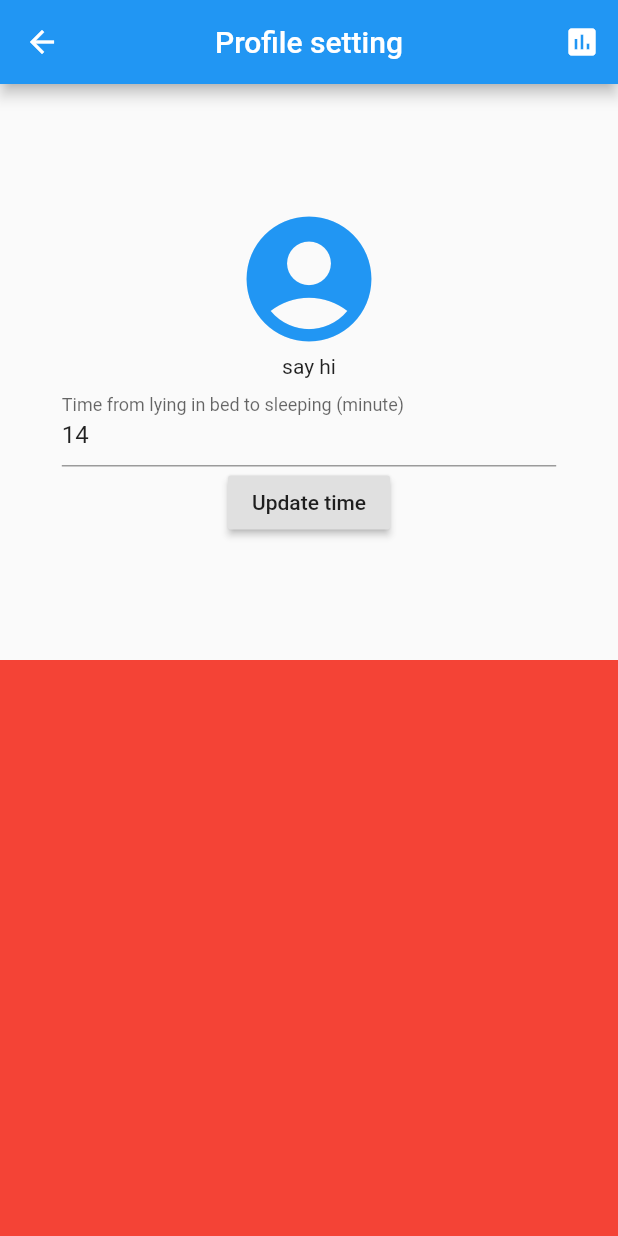
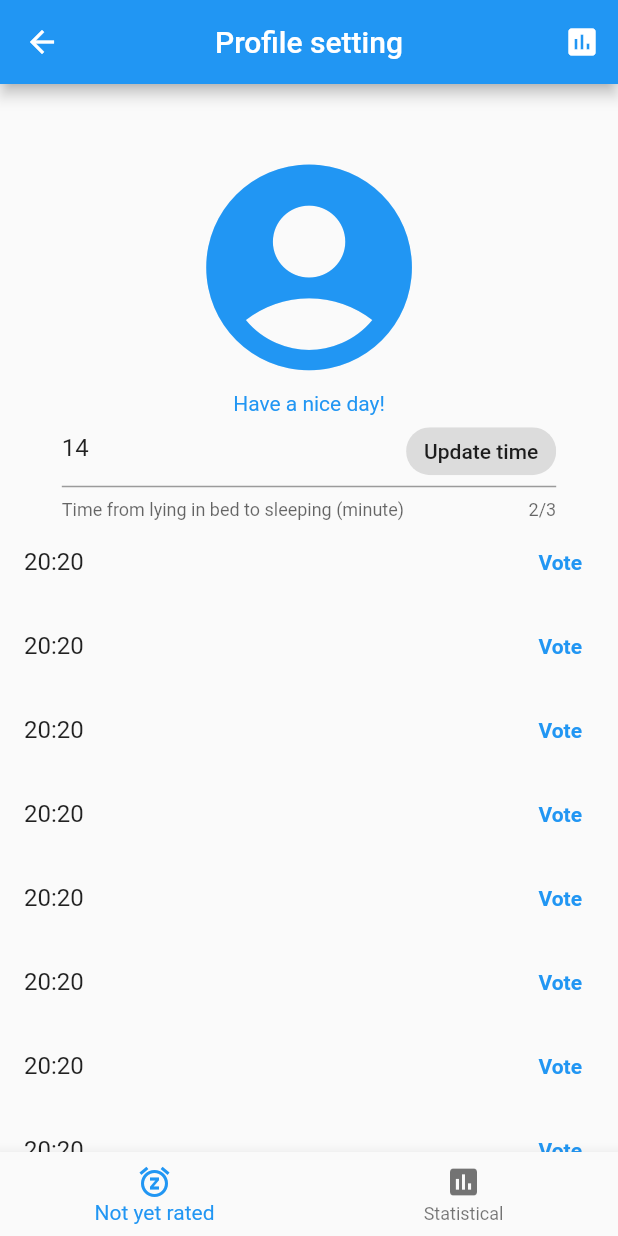
Before and after one commit to tbm98/make_sleep_better, a Flutter app: the ProfilePage screen opened directly, on a phone screen of 412 x 824 dp. Run offline on Flutter 3.47's test engine with Material 2 defaults, Android fonts, the phone set to English and light mode, and no system bars; our stand-ins replace shared_preferences, shimmer; accounts and stored records are empty.

Commit message:
add feedback page, pageview and new function format date

```diff
--- /dev/null
+++ b/lib/src/pages/feedback.dart
@@ -0,0 +1,96 @@
+import 'package:flutter/cupertino.dart';
+import 'package:flutter/material.dart';
+import 'package:make_sleep_better/src/supports/dates.dart';
+
+class FeedbackPage extends StatefulWidget {
+  const FeedbackPage(this.index);
+
+  final int index;
+
+  @override
+  _FeedbackPageState createState() => _FeedbackPageState();
+}
+
+class _FeedbackPageState extends State<FeedbackPage> {
+  DateSupport _dateSupport;
+
+  @override
+  void initState() {
+    // TODO: implement initState
+    super.initState();
+    _dateSupport = DateSupport();
+  }
+  @override
+  Widget build(BuildContext context) {
+    return ListView.builder(
+        itemCount: 10,
+        itemBuilder: (context, index) {
+          return ListTile(
+            title: Text('20:20'),
+            trailing: InkWell(
+                onTap: () => _confirmRating(DateTime.now()),
+                child: const Padding(
+                  padding: EdgeInsets.all(8),
+                  child: Text(
+                    'Vote',
+                    style: TextStyle(
+                        fontWeight: FontWeight.bold, color: Colors.blue),
+                  ),
+                )),
+          );
+        });
+  }
+
+  void _confirmRating(DateTime time) {
+    showDialog(
+        context: context,
+        builder: (context) {
+          return CupertinoAlertDialog(
+            title: Text('You woke up at ${_dateSupport.formatWithDMY(time)}'),
+            content: const Text('How do you feel ?'),
+            actions: <Widget>[
+              FlatButton(
+                onPressed: () {},
+                child: Row(
+                  mainAxisSize: MainAxisSize.min,
+                  children: <Widget>[
+                    Icon(
+                      Icons.sentiment_dissatisfied,
+                      color: Colors.red,
+                    ),
+                    const Text(
+                      ' Tired',
+                      style: TextStyle(
+                          color: Colors.red, fontWeight: FontWeight.bold),
+                    ),
+                  ],
+                ),
+              ),
+              FlatButton(
+                onPressed: () {},
+                child: Row(
+                  mainAxisSize: MainAxisSize.min,
+                  children: <Widget>[
+                    Icon(Icons.sentiment_neutral),
+                    const Text(' Normal',
+                        style: TextStyle(fontWeight: FontWeight.bold)),
+                  ],
+                ),
+              ),
+              FlatButton(
+                onPressed: () {},
+                child: Row(
+                  mainAxisSize: MainAxisSize.min,
+                  children: <Widget>[
+                    Icon(Icons.sentiment_satisfied, color: Colors.blue),
+                    const Text(' Comfortable',
+                        style: TextStyle(
+                            color: Colors.blue, fontWeight: FontWeight.bold)),
+                  ],
+                ),
+              ),
+            ],
+          );
+        });
+  }
+}
--- a/lib/src/pages/profile_page.dart
+++ b/lib/src/pages/profile_page.dart
@@ -1,4 +1,5 @@
 import 'package:flutter/material.dart';
+import 'package:make_sleep_better/src/pages/feedback.dart';
 import 'package:provider/provider.dart';
 import 'package:shimmer/shimmer.dart';
 import '../supports/prefs.dart';
@@ -39,37 +40,39 @@ class _ProfilePageState extends State<ProfilePage> {
             )
           ],
         ),
+        bottomNavigationBar: BottomNavigationBar(
+          items: [
+            BottomNavigationBarItem(
+                icon: Icon(Icons.snooze), title: const Text('Not yet rated')),
+            BottomNavigationBarItem(
+                icon: Icon(Icons.assessment), title: const Text('Statistical'))
+          ],
+        ),
         body: SizedBox.expand(
           child: Column(
             children: <Widget>[
-              Flexible(
-                flex: 1,
-                child: Column(
+              Column(
                 children: <Widget>[
                   Padding(
-                      padding: const EdgeInsets.only(top: 80),
+                    padding: const EdgeInsets.only(top: 40),
+                    child: FractionallySizedBox(
+                      widthFactor: 0.4,
+                      child: FittedBox(
                         child: Icon(
                           Icons.account_circle,
-                        size: 100,
                           color: Colors.blue,
                         ),
                       ),
-                    const Text('say hi'),
+                    ),
+                  ),
+                  const Text(
+                    'Have a nice day!',
+                    style: TextStyle(color: Colors.blue),
+                  ),
                   _buildForm(),
-                    RaisedButton(
-                      onPressed: _formValidate,
-                      child: const Text('Update time'),
-                    ),
                 ],
               ),
-              ),
-              Flexible(
-                flex: 1,
-                child: Container(
-                  color: Colors.red,
-                  //todo: add charts ,
-                ),
-              )
+              Expanded(child: _buildTimeWakeUpFeedback())
             ],
           ),
         ));
@@ -104,11 +107,17 @@ class _ProfilePageState extends State<ProfilePage> {
                     onChanged: (value) {
                       _delayMinute = int.tryParse(value);
                     },
-                    decoration: const InputDecoration(
-                        labelText:
-                            'Time from lying in bed to sleeping (minute)'),
+                    decoration: InputDecoration(
+                        helperText:
+                            'Time from lying in bed to sleeping (minute)',
+                        suffixIcon: InkWell(
+                            onTap: _formValidate,
+                            child: const Chip(
+                              label: Text('Update time'),
+                            ))),
                     keyboardType: TextInputType.number,
                     validator: _formValidator,
+                    maxLength: 3,
                   )));
         }
       },
@@ -120,7 +129,7 @@ class _ProfilePageState extends State<ProfilePage> {
       return 'Must not be empty!';
     }
     if (int.parse(value) == 0) {
-      return 'unbleliveble, It can\'t set be 0';
+      return 'Unbelievable, It can\'t be zero';
     } else {
       return null;
     }
@@ -152,4 +161,13 @@ class _ProfilePageState extends State<ProfilePage> {
       backgroundColor: Colors.red,
     ));
   }
+
+  Widget _buildTimeWakeUpFeedback() {
+    return PageView(
+      children: <Widget>[
+        const FeedbackPage(1),
+        const FeedbackPage(2),
+      ],
+    );
   }
+}
--- a/lib/src/supports/dates.dart
+++ b/lib/src/supports/dates.dart
@@ -18,6 +18,10 @@ class DateSupport {
 //    return DateFormat..format(time);
   }
 
+  String formatWithDMY(DateTime time){
+    return DateFormat('HH:mm, dd-MM-yyyy').format(time);
+  }
+
   List<TimeWakeUp> getTimesWakeUp(
       DateTime sleep, int delayMinutes, double minCycle, double maxCyle) {
     List<TimeWakeUp> times = [];
```
Lines whose indentation alone changed are shown as unchanged.
